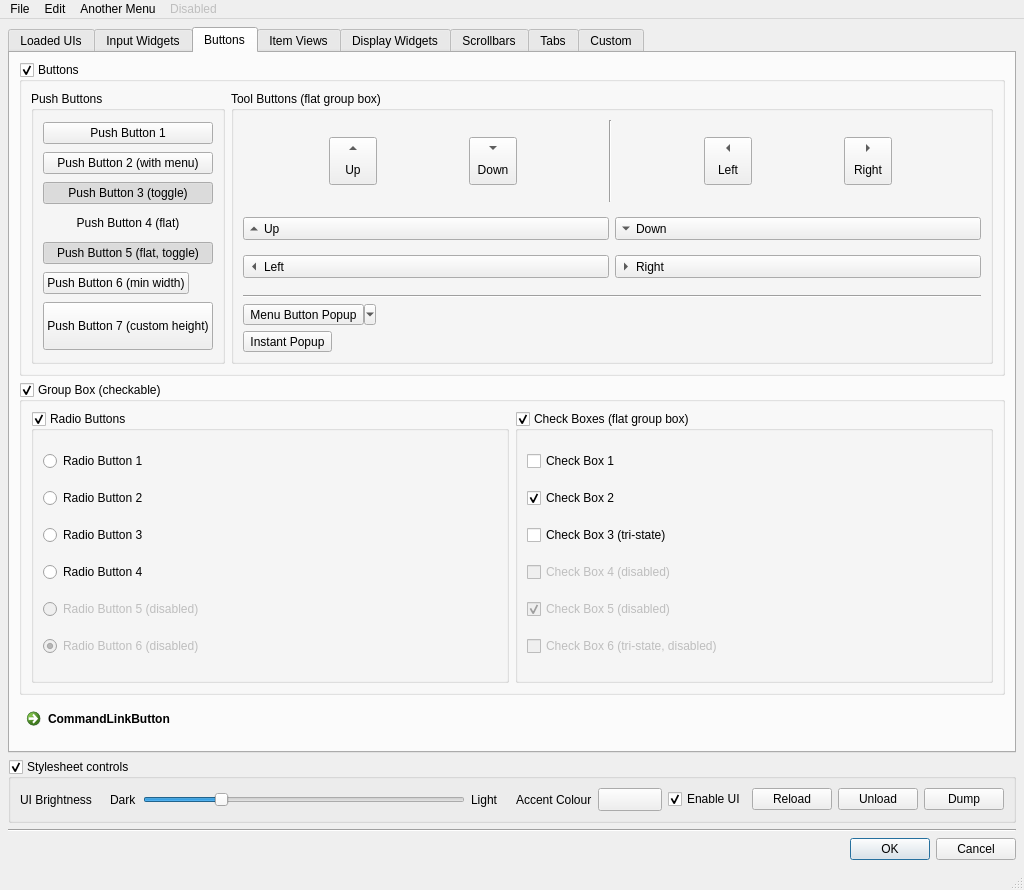
Old version of the form src/forms/style_test.ui in the repository mjbonnington/uistyle.
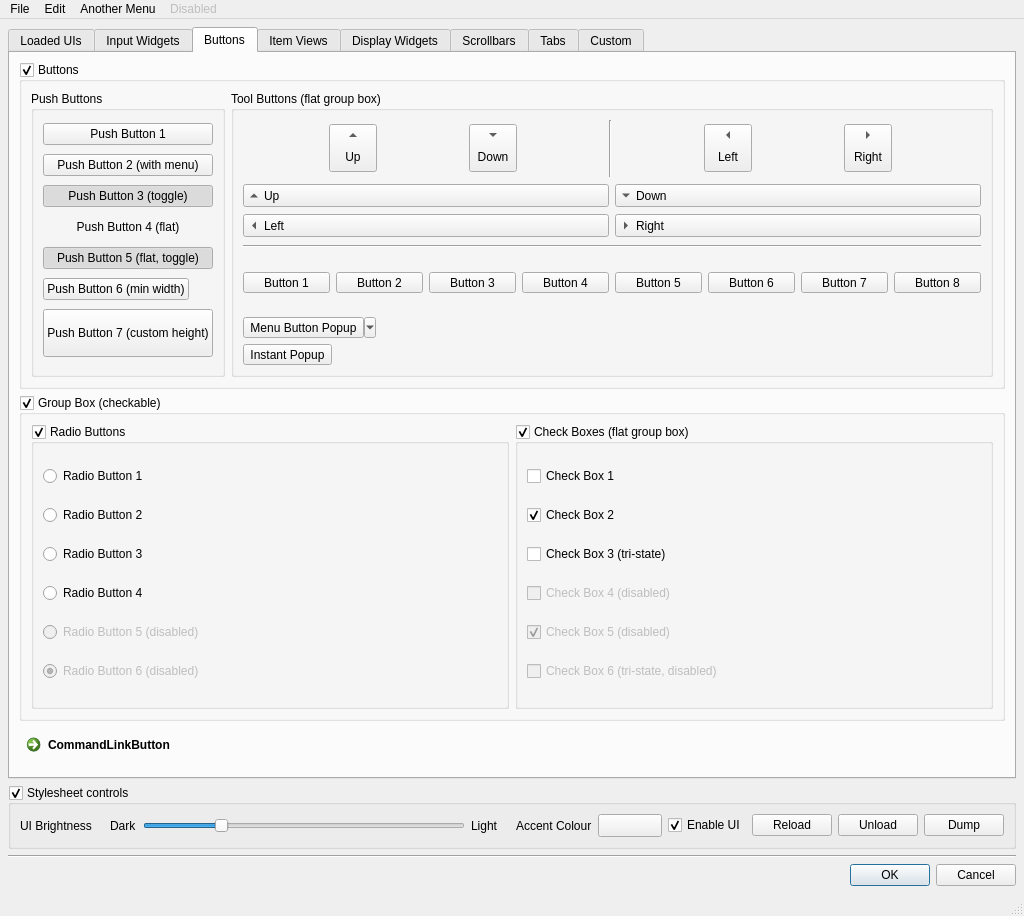
New version of the form. The open tabs and pages were chosen to show the change.

The edit to the form file:
```diff
--- a/src/forms/style_test.ui
+++ b/src/forms/style_test.ui
@@ -7,7 +7,7 @@
     <x>0</x>
     <y>0</y>
     <width>1024</width>
-    <height>890</height>
+    <height>916</height>
    </rect>
   </property>
   <property name="windowTitle">
@@ -962,6 +962,200 @@
                 </property>
                </widget>
               </item>
+              <item>
+               <widget class="QFrame" name="frame_8">
+                <property name="frameShape">
+                 <enum>QFrame::NoFrame</enum>
+                </property>
+                <property name="frameShadow">
+                 <enum>QFrame::Raised</enum>
+                </property>
+                <layout class="QHBoxLayout" name="horizontalLayout_14">
+                 <property name="leftMargin">
+                  <number>0</number>
+                 </property>
+                 <property name="topMargin">
+                  <number>0</number>
+                 </property>
+                 <property name="rightMargin">
+                  <number>0</number>
+                 </property>
+                 <property name="bottomMargin">
+                  <number>0</number>
+                 </property>
+                 <item>
+                  <widget class="QToolButton" name="toolButton_10">
+                   <property name="sizePolicy">
+                    <sizepolicy hsizetype="Expanding" vsizetype="Maximum">
+                     <horstretch>0</horstretch>
+                     <verstretch>0</verstretch>
+                    </sizepolicy>
+                   </property>
+                   <property name="text">
+                    <string>Button 1</string>
+                   </property>
+                   <property name="iconSize">
+                    <size>
+                     <width>32</width>
+                     <height>32</height>
+                    </size>
+                   </property>
+                   <property name="popupMode">
+                    <enum>QToolButton::DelayedPopup</enum>
+                   </property>
+                   <property name="toolButtonStyle">
+                    <enum>Qt::ToolButtonTextUnderIcon</enum>
+                   </property>
+                  </widget>
+                 </item>
+                 <item>
+                  <widget class="QToolButton" name="toolButton_11">
+                   <property name="sizePolicy">
+                    <sizepolicy hsizetype="Expanding" vsizetype="Maximum">
+                     <horstretch>0</horstretch>
+                     <verstretch>0</verstretch>
+                    </sizepolicy>
+                   </property>
+                   <property name="text">
+                    <string>Button 2</string>
+                   </property>
+                   <property name="iconSize">
+                    <size>
+                     <width>32</width>
+                     <height>32</height>
+                    </size>
+                   </property>
+                   <property name="popupMode">
+                    <enum>QToolButton::DelayedPopup</enum>
+                   </property>
+                   <property name="toolButtonStyle">
+                    <enum>Qt::ToolButtonTextUnderIcon</enum>
+                   </property>
+                  </widget>
+                 </item>
+                 <item>
+                  <widget class="QToolButton" name="toolButton_12">
+                   <property name="sizePolicy">
+                    <sizepolicy hsizetype="Expanding" vsizetype="Maximum">
+                     <horstretch>0</horstretch>
+                     <verstretch>0</verstretch>
+                    </sizepolicy>
+                   </property>
+                   <property name="text">
+                    <string>Button 3</string>
+                   </property>
+                   <property name="iconSize">
+                    <size>
+                     <width>32</width>
+                     <height>32</height>
+                    </size>
+                   </property>
+                   <property name="popupMode">
+                    <enum>QToolButton::InstantPopup</enum>
+                   </property>
+                   <property name="toolButtonStyle">
+                    <enum>Qt::ToolButtonTextUnderIcon</enum>
+                   </property>
+                  </widget>
+                 </item>
+                 <item>
+                  <widget class="QToolButton" name="toolButton_13">
+                   <property name="sizePolicy">
+                    <sizepolicy hsizetype="Expanding" vsizetype="Maximum">
+                     <horstretch>0</horstretch>
+                     <verstretch>0</verstretch>
+                    </sizepolicy>
+                   </property>
+                   <property name="text">
+                    <string>Button 4</string>
+                   </property>
+                   <property name="iconSize">
+                    <size>
+                     <width>32</width>
+                     <height>32</height>
+                    </size>
+                   </property>
+                   <property name="popupMode">
+                    <enum>QToolButton::InstantPopup</enum>
+                   </property>
+                   <property name="toolButtonStyle">
+                    <enum>Qt::ToolButtonTextUnderIcon</enum>
+                   </property>
+                  </widget>
+                 </item>
+                 <item>
+                  <widget class="QToolButton" name="toolButton_14">
+                   <property name="sizePolicy">
+                    <sizepolicy hsizetype="Expanding" vsizetype="Maximum">
+                     <horstretch>0</horstretch>
+                     <verstretch>0</verstretch>
+                    </sizepolicy>
+                   </property>
+                   <property name="text">
+                    <string>Button 5</string>
+                   </property>
+                   <property name="toolButtonStyle">
+                    <enum>Qt::ToolButtonTextBesideIcon</enum>
+                   </property>
+                  </widget>
+                 </item>
+                 <item>
+                  <widget class="QToolButton" name="toolButton_15">
+                   <property name="sizePolicy">
+                    <sizepolicy hsizetype="Expanding" vsizetype="Maximum">
+                     <horstretch>0</horstretch>
+                     <verstretch>0</verstretch>
+                    </sizepolicy>
+                   </property>
+                   <property name="text">
+                    <string>Button 6</string>
+                   </property>
+                   <property name="toolButtonStyle">
+                    <enum>Qt::ToolButtonTextBesideIcon</enum>
+                   </property>
+                  </widget>
+                 </item>
+                 <item>
+                  <widget class="QToolButton" name="toolButton_16">
+                   <property name="sizePolicy">
+                    <sizepolicy hsizetype="Expanding" vsizetype="Maximum">
+                     <horstretch>0</horstretch>
+                     <verstretch>0</verstretch>
+                    </sizepolicy>
+                   </property>
+                   <property name="text">
+                    <string>Button 7</string>
+                   </property>
+                   <property name="popupMode">
+                    <enum>QToolButton::InstantPopup</enum>
+                   </property>
+                   <property name="toolButtonStyle">
+                    <enum>Qt::ToolButtonTextBesideIcon</enum>
+                   </property>
+                  </widget>
+                 </item>
+                 <item>
+                  <widget class="QToolButton" name="toolButton_17">
+                   <property name="sizePolicy">
+                    <sizepolicy hsizetype="Expanding" vsizetype="Maximum">
+                     <horstretch>0</horstretch>
+                     <verstretch>0</verstretch>
+                    </sizepolicy>
+                   </property>
+                   <property name="text">
+                    <string>Button 8</string>
+                   </property>
+                   <property name="popupMode">
+                    <enum>QToolButton::InstantPopup</enum>
+                   </property>
+                   <property name="toolButtonStyle">
+                    <enum>Qt::ToolButtonTextBesideIcon</enum>
+                   </property>
+                  </widget>
+                 </item>
+                </layout>
+               </widget>
+              </item>
               <item>
                <widget class="QToolButton" name="toolButton_1">
                 <property name="text">
```
Left out of the diff: 24 changed lines with no effect on the pictures.
